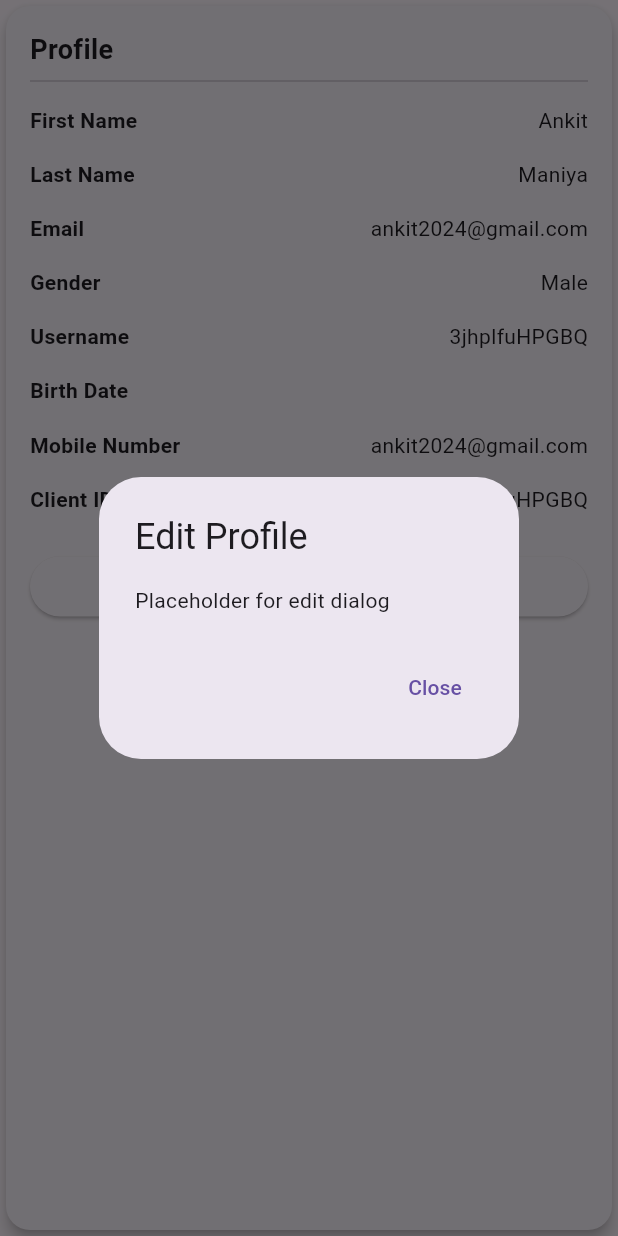
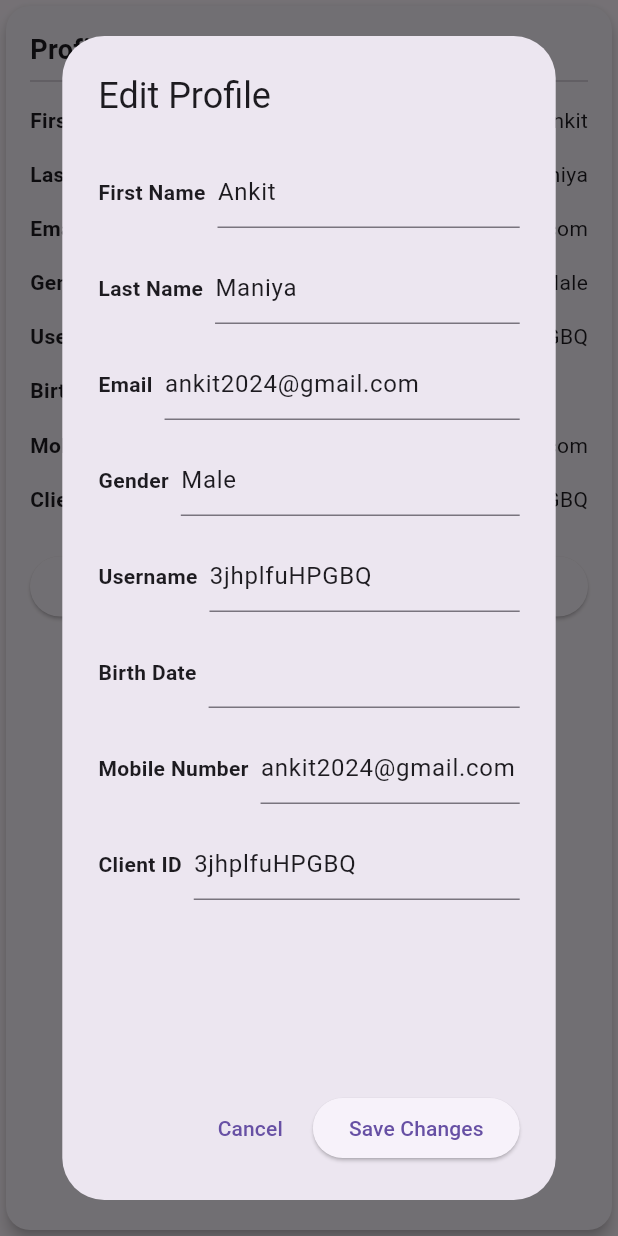
Before and after one commit to pratikboghani/shifttime, a Flutter app: the UserInfoCard widget shown alone on an empty page, opened directly, after a tap on an icon or button, on a phone screen of 412 x 824 dp. Run offline on Flutter 3.47's test engine with Material 3 defaults, Android fonts, the phone set to English and light mode, and no system bars; our stand-ins replace animated_splash_screen, shared_preferences; missing offline and left inert: dart:js_interop, extension; accounts and stored records are empty.

Commit message:
User Settings

```diff
--- a/lib/screens/user_setting_screen.dart
+++ b/lib/screens/user_setting_screen.dart
@@ -10,7 +10,9 @@ class UserSettingScreen extends StatelessWidget {
     return MaterialApp(
       debugShowCheckedModeBanner: false,
       home: Scaffold(
-        body: SingleChildScrollView(child: UserInfoScreen(),),
+        body: SingleChildScrollView(
+          child: UserInfoScreen(),
+        ),
       ),
     );
   }
@@ -58,11 +60,34 @@ class UserInfoScreen extends StatelessWidget {
   }
 }
 
-class UserInfoCard extends StatelessWidget {
+class UserInfoCard extends StatefulWidget {
   final String title;
   final Map<String, String> data;
 
   UserInfoCard({required this.title, required this.data});
+
+  @override
+  _UserInfoCardState createState() => _UserInfoCardState();
+}
+
+class _UserInfoCardState extends State<UserInfoCard> {
+  late Map<String, TextEditingController> controllers;
+
+  @override
+  void initState() {
+    super.initState();
+    controllers = Map.fromEntries(
+      widget.data.keys.map(
+            (key) => MapEntry(key, TextEditingController(text: widget.data[key])),
+      ),
+    );
+  }
+
+  @override
+  void dispose() {
+    controllers.values.forEach((controller) => controller.dispose());
+    super.dispose();
+  }
 
   @override
   Widget build(BuildContext context) {
@@ -77,21 +102,22 @@ class UserInfoCard extends StatelessWidget {
           crossAxisAlignment: CrossAxisAlignment.stretch,
           children: [
             Text(
-              title,
+              widget.title,
               style: TextStyle(fontSize: 18, fontWeight: FontWeight.bold),
             ),
             Divider(height: 16),
-            ...data.entries.map((entry) => UserInfoItem(
-              label: entry.key,
-              value: entry.value,
-            )),
+            ...widget.data.entries.map(
+                  (entry) => UserInfoItem(
+                label: entry.key,
+                value: entry.value,
+              ),
+            ),
             SizedBox(height: 16),
             ElevatedButton(
               onPressed: () {
-                // TODO: Open edit window for this card
-                _showEditDialog(context, title, data);
+                _showEditDialog(context, widget.title, widget.data);
               },
-              child: Text('Edit $title'),
+              child: Text('Edit ${widget.title}'),
             ),
           ],
         ),
@@ -100,27 +126,71 @@ class UserInfoCard extends StatelessWidget {
   }
 
   void _showEditDialog(BuildContext context, String title, Map<String, String> data) {
-    // TODO: Implement edit dialog
-    // This is where you can create a dialog or a separate screen for editing the data.
-    // You can use TextEditingController for text fields and other form elements.
-    // After editing, update the data accordingly.
-    // For simplicity, a placeholder message is shown here.
     showDialog(
       context: context,
       builder: (BuildContext context) {
         return AlertDialog(
           title: Text('Edit $title'),
-          content: Text('Placeholder for edit dialog'),
+          content: Column(
+            children: [
+              ...data.entries.map(
+                    (entry) => UserInfoEditableItem(
+                  label: entry.key,
+                  controller: controllers[entry.key]!,
+                ),
+              ),
+            ],
+          ),
           actions: <Widget>[
             TextButton(
               onPressed: () {
                 Navigator.of(context).pop();
               },
-              child: Text('Close'),
+              child: Text('Cancel'),
+            ),
+            ElevatedButton(
+              onPressed: () {
+                applyChanges();
+                Navigator.of(context).pop();
+              },
+              child: Text('Save Changes'),
             ),
           ],
         );
       },
+    );
+  }
+
+  void applyChanges() {
+    setState(() {
+      widget.data.keys.forEach(
+            (key) => widget.data[key] = controllers[key]!.text,
+      );
+    });
+  }
+}
+
+class UserInfoEditableItem extends StatelessWidget {
+  final String label;
+  final TextEditingController controller;
+
+  UserInfoEditableItem({required this.label, required this.controller});
+
+  @override
+  Widget build(BuildContext context) {
+    return Padding(
+      padding: const EdgeInsets.symmetric(vertical: 8.0),
+      child: Row(
+        children: [
+          Text(label, style: TextStyle(fontWeight: FontWeight.bold)),
+          SizedBox(width: 8),
+          Expanded(
+            child: TextFormField(
+              controller: controller,
+            ),
+          ),
+        ],
+      ),
     );
   }
 }
```
